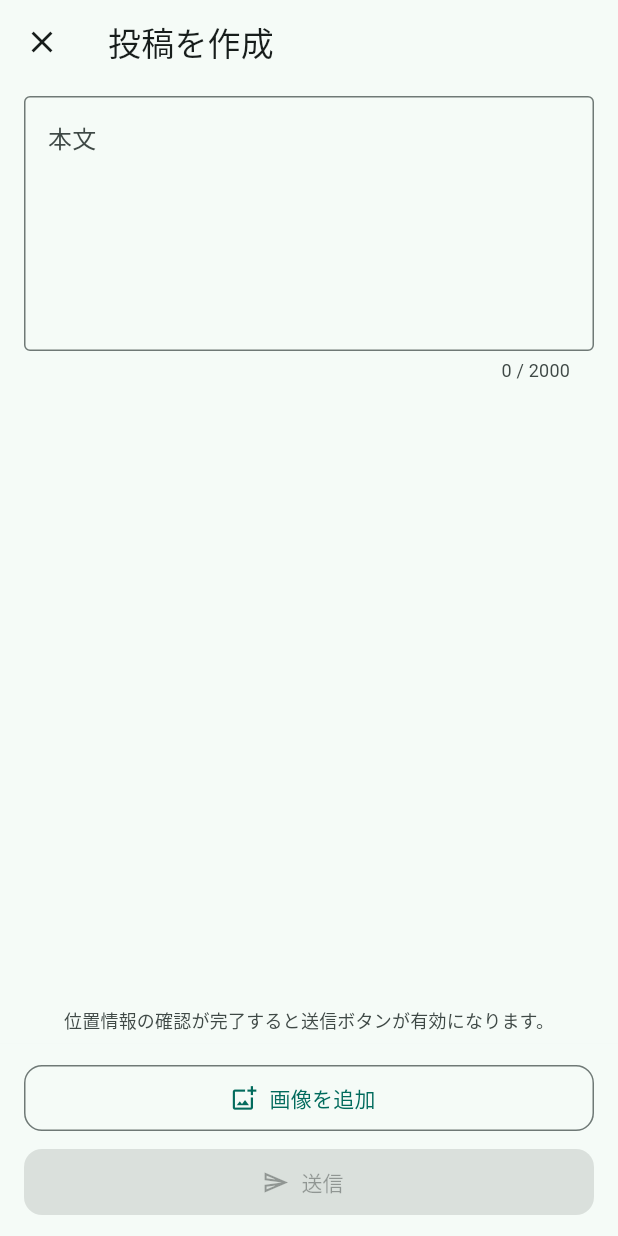
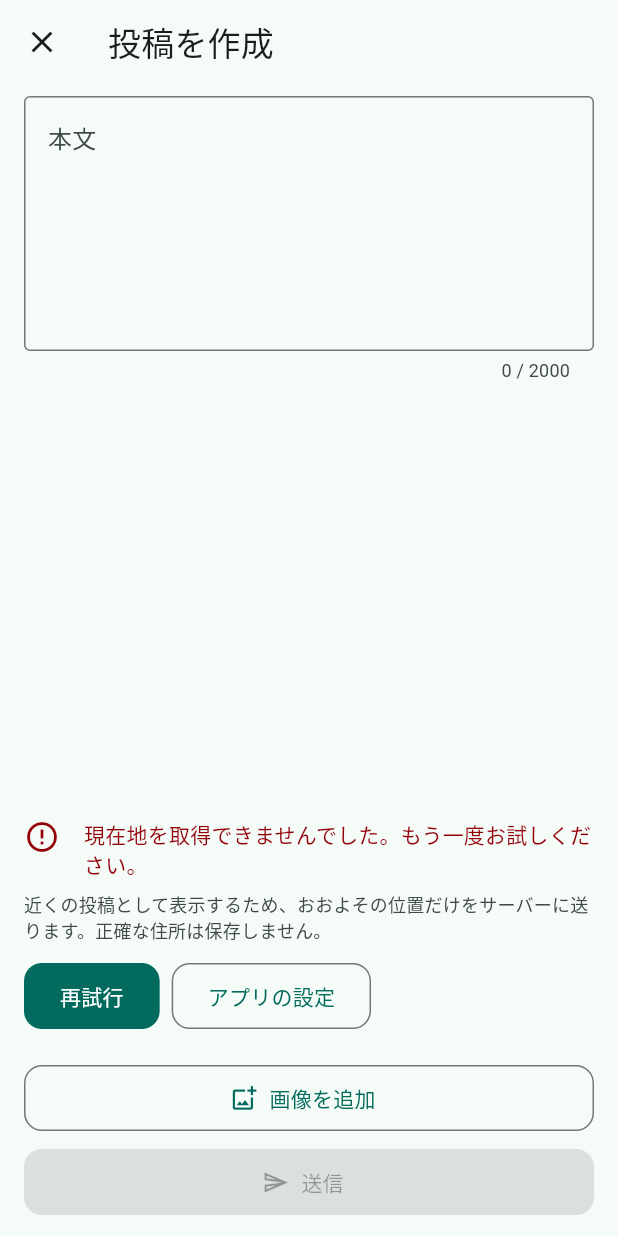
Before and after one commit to inumaruseiya/Nirz, a Flutter app: the ComposePage screen opened by its route, after a tap on "閉じる", on a phone screen of 412 x 824 dp. Run offline on Flutter 3.47's test engine with Material 3 defaults, Android fonts, the phone set to English and light mode, and no system bars; our stand-ins replace equatable, flutter_riverpod, geolocator, go_router, image_picker, supabase_flutter; accounts and stored records are empty.

Commit message:
feat(compose): location failure retry, rationale, and settings links (7-1-6)
Co-authored-by: 犬丸 聖哉 <inumaruseiya@users.noreply.github.com>

```diff
--- a/lib/presentation/compose/compose_notifier.dart
+++ b/lib/presentation/compose/compose_notifier.dart
@@ -11,11 +11,28 @@ sealed class ComposeState {
   const ComposeState();
 }
 
+/// 位置失敗時に出す設定ショートカット（Phase 7-1-6）。
+enum ComposeLocationSettingsShortcut {
+  none,
+  app,
+  locationServices,
+}
+
 /// 入力中。位置が未確定のときは [locationReady] が false で送信不可。
 final class ComposeEditing extends ComposeState {
-  const ComposeEditing({this.locationReady = false});
+  const ComposeEditing({
+    this.locationReady = false,
+    this.locationRetryShortcut = ComposeLocationSettingsShortcut.none,
+    this.locationFailureMessage,
+  });
 
   final bool locationReady;
+
+  /// 位置失敗バーを閉じたあと、再試行・設定導線用（Phase 7-1-6）。
+  final ComposeLocationSettingsShortcut locationRetryShortcut;
+
+  /// 直近の位置エラー文言（バーを閉じた後も本文付近に表示）。
+  final String? locationFailureMessage;
 }
 
 /// 位置ぼかし・準備中。
@@ -35,10 +52,17 @@ final class ComposeSuccess extends ComposeState {
 
 /// 失敗。[dismissFailure] 後の [ComposeEditing] では [locationReady] を引き継ぐ。
 final class ComposeFailure extends ComposeState {
-  const ComposeFailure(this.message, {required this.locationReady});
+  const ComposeFailure(
+    this.message, {
+    required this.locationReady,
+    this.settingsShortcut = ComposeLocationSettingsShortcut.none,
+  });
 
   final String message;
   final bool locationReady;
+
+  /// 送信失敗などでは [none]。
+  final ComposeLocationSettingsShortcut settingsShortcut;
 }
 
 /// 投稿作成モーダル用（画面を離れたら破棄）。
@@ -73,7 +97,11 @@ final class ComposeNotifier extends AutoDisposeNotifier<ComposeState> {
   void setLocationReady(bool ready) {
     final current = _editingIfEditing;
     if (current != null) {
-      state = ComposeEditing(locationReady: ready);
+      state = ComposeEditing(
+        locationReady: ready,
+        locationRetryShortcut: ComposeLocationSettingsShortcut.none,
+        locationFailureMessage: null,
+      );
     }
   }
 
@@ -95,7 +123,20 @@ final class ComposeNotifier extends AutoDisposeNotifier<ComposeState> {
 
       if (permission != LocationPermissionState.granted) {
         _obfuscatedLocation = null;
-        failObfuscation(_messageForPermission(permission));
+        final shortcut = switch (permission) {
+          LocationPermissionState.denied =>
+            ComposeLocationSettingsShortcut.none,
+          LocationPermissionState.deniedForever =>
+            ComposeLocationSettingsShortcut.app,
+          LocationPermissionState.serviceDisabled =>
+            ComposeLocationSettingsShortcut.locationServices,
+          LocationPermissionState.granted =>
+            ComposeLocationSettingsShortcut.none,
+        };
+        failObfuscation(
+          _messageForPermission(permission),
+          settingsShortcut: shortcut,
+        );
         return;
       }
 
@@ -110,15 +151,32 @@ final class ComposeNotifier extends AutoDisposeNotifier<ComposeState> {
           finishObfuscation(success: true);
         case Err(:final error):
           _obfuscatedLocation = null;
-          failObfuscation(_messageForPositionFailure(error));
+          final shortcut = switch (error) {
+            NetworkFailure() => ComposeLocationSettingsShortcut.none,
+            LocationFailure() => ComposeLocationSettingsShortcut.app,
+            _ => ComposeLocationSettingsShortcut.app,
+          };
+          failObfuscation(
+            _messageForPositionFailure(error),
+            settingsShortcut: shortcut,
+          );
       }
     } catch (_) {
       if (token != _locationPrepareGeneration) return;
       _obfuscatedLocation = null;
       failObfuscation(
         '位置情報の処理に失敗しました。もう一度お試しください。',
+        settingsShortcut: ComposeLocationSettingsShortcut.app,
       );
     }
+  }
+
+  /// 位置準備の再試行（Phase 7-1-6）。
+  Future<void> retryPrepareLocation() async {
+    if (state is ComposeFailure) {
+      dismissFailure();
+    }
+    await prepareLocationForCompose();
   }
 
   void startObfuscation() {
@@ -128,13 +186,25 @@ final class ComposeNotifier extends AutoDisposeNotifier<ComposeState> {
 
   void finishObfuscation({required bool success}) {
     if (state is! ComposeObfuscating) return;
-    state = ComposeEditing(locationReady: success);
+    state = ComposeEditing(
+      locationReady: success,
+      locationRetryShortcut: ComposeLocationSettingsShortcut.none,
+      locationFailureMessage: null,
+    );
   }
 
   /// 位置まわりの失敗（再試行 UI は Phase 7-1-6）。
-  void failObfuscation(String message) {
+  void failObfuscation(
+    String message, {
+    ComposeLocationSettingsShortcut settingsShortcut =
+        ComposeLocationSettingsShortcut.app,
+  }) {
     if (state is! ComposeObfuscating) return;
-    state = ComposeFailure(message, locationReady: false);
+    state = ComposeFailure(
+      message,
+      locationReady: false,
+      settingsShortcut: settingsShortcut,
+    );
   }
 
   void startSubmit() {
@@ -150,12 +220,26 @@ final class ComposeNotifier extends AutoDisposeNotifier<ComposeState> {
 
   void markSubmitFailure(String message) {
     if (state is! ComposeSubmitting) return;
-    state = ComposeFailure(message, locationReady: true);
+    state = ComposeFailure(
+      message,
+      locationReady: true,
+      settingsShortcut: ComposeLocationSettingsShortcut.none,
+    );
   }
 
   void dismissFailure() {
-    if (state case ComposeFailure(:final locationReady)) {
-      state = ComposeEditing(locationReady: locationReady);
+    if (state case ComposeFailure(
+          :final message,
+          :final locationReady,
+          :final settingsShortcut,
+        )) {
+      state = ComposeEditing(
+        locationReady: locationReady,
+        locationRetryShortcut: !locationReady
+            ? settingsShortcut
+            : ComposeLocationSettingsShortcut.none,
+        locationFailureMessage: !locationReady ? message : null,
+      );
     }
   }
 
--- a/lib/presentation/compose/compose_page.dart
+++ b/lib/presentation/compose/compose_page.dart
@@ -1,6 +1,7 @@
 import 'package:flutter/foundation.dart';
 import 'package:flutter/material.dart';
 import 'package:flutter_riverpod/flutter_riverpod.dart';
+import 'package:geolocator/geolocator.dart';
 import 'package:go_router/go_router.dart';
 import 'package:image_picker/image_picker.dart';
 
@@ -168,6 +169,10 @@ class _ComposePageState extends ConsumerState<ComposePage> {
               onDismissFailure: () => ref
                   .read(composeNotifierProvider.notifier)
                   .dismissFailure(),
+              onRetryLocation: () => ref
+                  .read(composeNotifierProvider.notifier)
+                  .retryPrepareLocation(),
+              onOpenSettingsShortcut: _openComposeLocationSettings,
             ),
             Material(
               elevation: 2,
@@ -303,16 +308,41 @@ class _ComposePageState extends ConsumerState<ComposePage> {
     // Phase 7-1-7: notifier.startSubmit() → CreatePostUseCase →
     // markSubmitSuccess / markSubmitFailure
   }
+
+  Future<void> _openComposeLocationSettings(
+    ComposeLocationSettingsShortcut shortcut,
+  ) async {
+    if (kIsWeb || shortcut == ComposeLocationSettingsShortcut.none) return;
+    try {
+      switch (shortcut) {
+        case ComposeLocationSettingsShortcut.app:
+          await Geolocator.openAppSettings();
+        case ComposeLocationSettingsShortcut.locationServices:
+          await Geolocator.openLocationSettings();
+        case ComposeLocationSettingsShortcut.none:
+          return;
+      }
+    } catch (_) {
+      if (!mounted) return;
+      ScaffoldMessenger.of(context).showSnackBar(
+        const SnackBar(content: Text('設定を開けませんでした。')),
+      );
+    }
+  }
 }
 
 class _ComposeStatusStrip extends StatelessWidget {
   const _ComposeStatusStrip({
     required this.state,
     required this.onDismissFailure,
+    required this.onRetryLocation,
+    required this.onOpenSettingsShortcut,
   });
 
   final ComposeState state;
   final VoidCallback onDismissFailure;
+  final Future<void> Function() onRetryLocation;
+  final void Function(ComposeLocationSettingsShortcut) onOpenSettingsShortcut;
 
   @override
   Widget build(BuildContext context) {
@@ -320,7 +350,12 @@ class _ComposeStatusStrip extends StatelessWidget {
     final colorScheme = theme.colorScheme;
 
     return switch (state) {
-      ComposeEditing(:final locationReady) => Padding(
+      ComposeEditing(
+        :final locationReady,
+        :final locationFailureMessage,
+        :final locationRetryShortcut,
+      ) =>
+        Padding(
           padding: const EdgeInsets.symmetric(
             horizontal: AppTokens.spaceUnit * 2,
             vertical: AppTokens.spaceUnit,
@@ -331,14 +366,27 @@ class _ComposeStatusStrip extends StatelessWidget {
               constraints: const BoxConstraints(
                 maxWidth: AppTokens.bodyMaxLineWidth,
               ),
-              child: Text(
-                locationReady
-                    ? '位置の準備ができました。本文を入力してから送信してください。'
-                    : '位置情報の確認が完了すると送信ボタンが有効になります。',
-                style: theme.textTheme.bodySmall?.copyWith(
-                  color: colorScheme.onSurfaceVariant,
-                ),
-              ),
+              child: locationReady
+                  ? Text(
+                      '位置の準備ができました。本文を入力してから送信してください。',
+                      style: theme.textTheme.bodySmall?.copyWith(
+                        color: colorScheme.onSurfaceVariant,
+                      ),
+                    )
+                  : locationFailureMessage != null
+                      ? _LocationIssueCard(
+                          errorMessage: locationFailureMessage,
+                          settingsShortcut: locationRetryShortcut,
+                          onRetry: onRetryLocation,
+                          onOpenSettingsShortcut: onOpenSettingsShortcut,
+                          showDismiss: false,
+                        )
+                      : Text(
+                          '位置情報の確認が完了すると送信ボタンが有効になります。',
+                          style: theme.textTheme.bodySmall?.copyWith(
+                            color: colorScheme.onSurfaceVariant,
+                          ),
+                        ),
             ),
           ),
         ),
@@ -394,40 +442,110 @@ class _ComposeStatusStrip extends StatelessWidget {
             ),
           ),
         ),
-      ComposeFailure(:final message) => Material(
+      ComposeFailure(:final message, :final settingsShortcut) => Material(
           color: colorScheme.errorContainer,
           child: Padding(
             padding: const EdgeInsets.fromLTRB(
               AppTokens.spaceUnit * 2,
               AppTokens.spaceUnit * 1.5,
-              AppTokens.spaceUnit,
+              AppTokens.spaceUnit * 2,
               AppTokens.spaceUnit * 1.5,
             ),
-            child: Row(
-              crossAxisAlignment: CrossAxisAlignment.start,
-              children: [
-                Icon(
-                  Icons.error_outline,
-                  color: colorScheme.onErrorContainer,
-                ),
-                const SizedBox(width: AppTokens.spaceUnit * 2),
-                Expanded(
-                  child: Text(
-                    message,
-                    style: theme.textTheme.bodyMedium?.copyWith(
-                      color: colorScheme.onErrorContainer,
-                    ),
-                  ),
-                ),
-                TextButton(
-                  onPressed: onDismissFailure,
-                  child: const Text('閉じる'),
-                ),
-              ],
+            child: _LocationIssueCard(
+              errorMessage: message,
+              settingsShortcut: settingsShortcut,
+              onRetry: onRetryLocation,
+              onOpenSettingsShortcut: onOpenSettingsShortcut,
+              onDismiss: onDismissFailure,
+              showDismiss: true,
             ),
           ),
         ),
     };
+  }
+}
+
+class _LocationIssueCard extends StatelessWidget {
+  static const String _locationWhyBody =
+      '近くの投稿として表示するため、おおよその位置だけをサーバーに送ります。'
+      '正確な住所は保存しません。';
+
+  const _LocationIssueCard({
+    required this.errorMessage,
+    required this.settingsShortcut,
+    required this.onRetry,
+    required this.onOpenSettingsShortcut,
+    this.onDismiss,
+    required this.showDismiss,
+  });
+
+  final String errorMessage;
+  final ComposeLocationSettingsShortcut settingsShortcut;
+  final Future<void> Function() onRetry;
+  final void Function(ComposeLocationSettingsShortcut) onOpenSettingsShortcut;
+  final VoidCallback? onDismiss;
+  final bool showDismiss;
+
+  @override
+  Widget build(BuildContext context) {
+    final theme = Theme.of(context);
+    final colorScheme = theme.colorScheme;
+    final onError = colorScheme.onErrorContainer;
+    final isBar = showDismiss;
+
+    return Column(
+      crossAxisAlignment: CrossAxisAlignment.stretch,
+      children: [
+        Row(
+          crossAxisAlignment: CrossAxisAlignment.start,
+          children: [
+            Icon(Icons.error_outline, color: onError),
+            const SizedBox(width: AppTokens.spaceUnit * 2),
+            Expanded(
+              child: Text(
+                errorMessage,
+                style: theme.textTheme.bodyMedium?.copyWith(color: onError),
+              ),
+            ),
+            if (showDismiss && onDismiss != null)
+              TextButton(
+                onPressed: onDismiss,
+                child: Text(
+                  '閉じる',
+                  style: TextStyle(color: onError),
+                ),
+              ),
+          ],
+        ),
+        const SizedBox(height: AppTokens.spaceUnit),
+        Text(
+          _locationWhyBody,
+          style: theme.textTheme.bodySmall?.copyWith(
+            color: isBar ? onError.withValues(alpha: 0.9) : colorScheme.onSurfaceVariant,
+          ),
+        ),
+        const SizedBox(height: AppTokens.spaceUnit * 1.5),
+        Wrap(
+          spacing: AppTokens.spaceUnit,
+          runSpacing: AppTokens.spaceUnit,
+          children: [
+            FilledButton(
+              onPressed: () => onRetry(),
+              child: const Text('再試行'),
+            ),
+            if (!kIsWeb && settingsShortcut != ComposeLocationSettingsShortcut.none)
+              OutlinedButton(
+                onPressed: () => onOpenSettingsShortcut(settingsShortcut),
+                child: Text(
+                  settingsShortcut == ComposeLocationSettingsShortcut.locationServices
+                      ? '位置サービス設定'
+                      : 'アプリの設定',
+                ),
+              ),
+          ],
+        ),
+      ],
+    );
   }
 }
 
```
